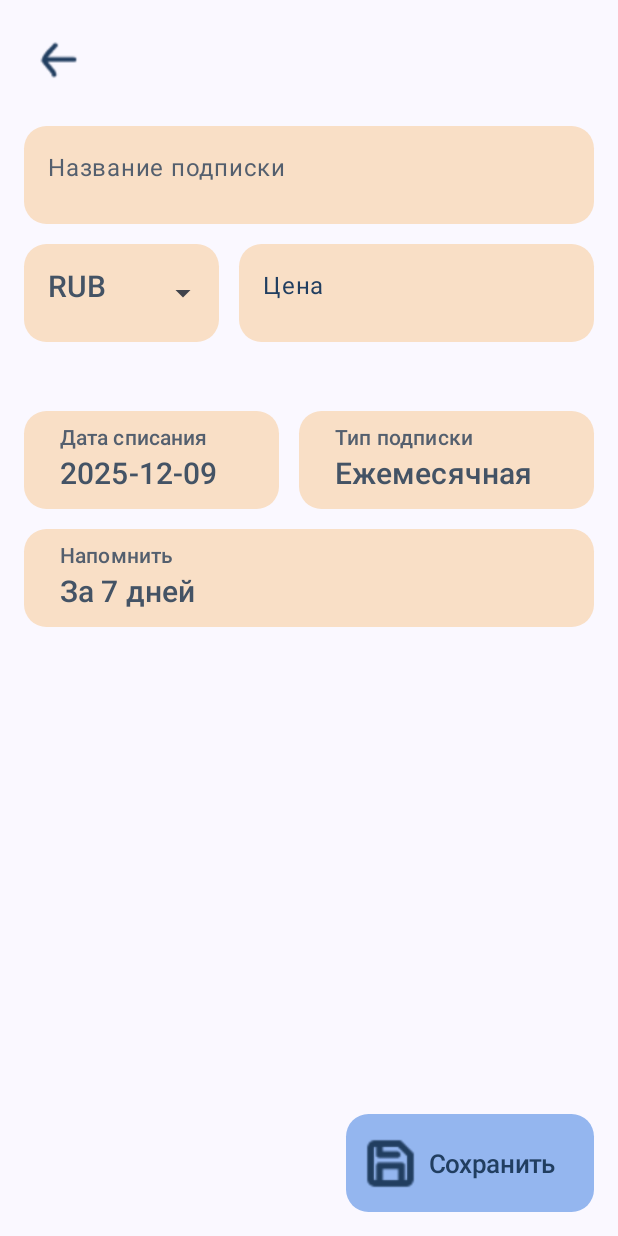
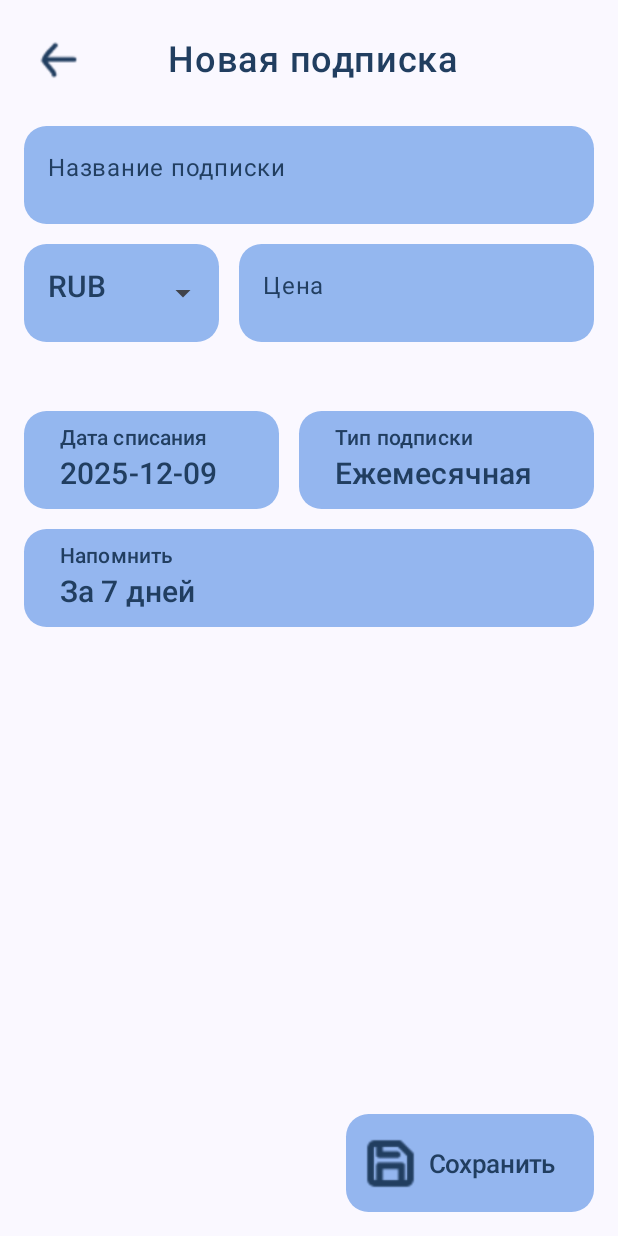
Before and after one commit to polinaionina/SubPro, an Android app built with Jetpack Compose: the composable AddSubscriptionScreen shown on its own in the app's theme, on a phone screen of 412 x 824 dp. Run offline under Robolectric (Android 15) with nearby library versions, the phone set to English and light mode, and no system bars.

Commit message:
по мелочи

```diff
--- a/MyApp/app/src/main/java/com/example/subpro/MainActivity.kt
+++ b/MyApp/app/src/main/java/com/example/subpro/MainActivity.kt
@@ -327,9 +327,12 @@ fun SubscriptionChoiceScreen(
         modifier = Modifier
             .fillMaxSize()
             .padding(16.dp),
-        horizontalAlignment = Alignment.Start
+        horizontalAlignment = Alignment.Start,
     ) {
-
+        Row(modifier = Modifier.fillMaxWidth().padding(0.dp),
+            verticalAlignment = Alignment.CenterVertically,
+            horizontalArrangement = Arrangement.Start)
+        {
             Icon(
                 painter = painterResource(id = R.drawable.strelka),
                 contentDescription = "на главную",
@@ -337,6 +340,14 @@ fun SubscriptionChoiceScreen(
                 clickable { onSuccess()},
                 tint = Color.Unspecified
             )
+            Spacer(Modifier.width(25.dp))
+            Text("Шаблоны подписок",
+                fontSize = 24.sp,
+                fontWeight = FontWeight.Medium,
+                modifier = Modifier.fillMaxWidth(),
+                textAlign = TextAlign.Start,
+                color = Color(0xFF213E60))
+        }
 
         Spacer(Modifier.height(30.dp))
 
--- a/MyApp/app/src/main/java/com/example/subpro/ui/theme/AddSubscriptionScreen.kt
+++ b/MyApp/app/src/main/java/com/example/subpro/ui/theme/AddSubscriptionScreen.kt
@@ -88,7 +88,7 @@ fun CurrencyDropdownMenu(
                 ExposedDropdownMenuDefaults.TrailingIcon(expanded = expanded)
             },
             textStyle = TextStyle(
-                color = Color(0xFF445365),
+                color = Color(0xFF223F61),
                 fontSize = 20.sp,
                 fontWeight = FontWeight.Medium
             ),
@@ -96,13 +96,13 @@ fun CurrencyDropdownMenu(
                 focusedIndicatorColor = Color.Transparent,
                 unfocusedIndicatorColor = Color.Transparent,
 
-                focusedContainerColor = Color(0xFFF9DFC6),
-                unfocusedContainerColor = Color(0xFFF9DFC6),
-                disabledContainerColor = Color(0xFFF9DFC6),
-                errorContainerColor = Color(0xFFF9DFC6),
+                focusedContainerColor = Color(0xFF94B7EF),
+                unfocusedContainerColor = Color(0xFF94B7EF),
+                disabledContainerColor = Color(0xFF94B7EF),
+                errorContainerColor = Color(0xFF94B7EF),
 
-                focusedLabelColor = Color(0xFF213E60),
-                unfocusedLabelColor = Color(0xFF213E60)
+                focusedLabelColor = Color(0xFF223F61),
+                unfocusedLabelColor = Color(0xFF223F61)
             )
         )
 
@@ -156,7 +156,10 @@ fun AddSubscriptionScreen(
             .fillMaxSize()
             .padding(16.dp)
     ) {
-
+        Row(modifier = Modifier.fillMaxWidth().padding(0.dp),
+            verticalAlignment = Alignment.CenterVertically,
+            horizontalArrangement = Arrangement.Start)
+        {
             Icon(
                 painter = painterResource(id = R.drawable.strelka),
                 contentDescription = "на главную",
@@ -164,20 +167,29 @@ fun AddSubscriptionScreen(
                     .clickable{onBack()},
                 tint = Color.Unspecified
             )
+            Spacer(Modifier.width(48.dp))
+            Text("Новая подписка",
+                fontSize = 24.sp,
+                fontWeight = FontWeight.Medium,
+                modifier = Modifier.fillMaxWidth(),
+                textAlign = TextAlign.Start,
+                color = Color(0xFF213E60))
+        }
+
         Spacer(Modifier.height(20.dp))
 
         TextField(
             value = name,
             onValueChange = { name = it },
             label = { Text("Название подписки",
-                    color = Color(0xFF545F6E))
+                    color = Color(0xFF223F61))
                     },
             modifier = Modifier
                 .fillMaxWidth()
                 .height(65.dp),
             shape = RoundedCornerShape(15.dp),
             textStyle = TextStyle(
-                color = Color(0xFF445365),
+                color = Color(0xFF223F61),
                 fontSize = 20.sp,
                 fontWeight = FontWeight.Medium
             ),
@@ -185,13 +197,13 @@ fun AddSubscriptionScreen(
                 focusedIndicatorColor = Color.Transparent,
                 unfocusedIndicatorColor = Color.Transparent,
 
-                focusedContainerColor = Color(0xFFF9DFC6),
-                unfocusedContainerColor = Color(0xFFF9DFC6),
-                disabledContainerColor = Color(0xFFF9DFC6),
-                errorContainerColor = Color(0xFFF9DFC6),
+                focusedContainerColor = Color(0xFF94B7EF),
+                unfocusedContainerColor = Color(0xFF94B7EF),
+                disabledContainerColor = Color(0xFF94B7EF),
+                errorContainerColor = Color(0xFF94B7EF),
 
-                focusedLabelColor = Color(0xFF213E60),
-                unfocusedLabelColor = Color(0xFF213E60)
+                focusedLabelColor = Color(0xFF223F61),
+                unfocusedLabelColor = Color(0xFF223F61)
             )
         )
         Spacer(Modifier.height(13.dp))
@@ -213,7 +225,7 @@ fun AddSubscriptionScreen(
                     .height(65.dp),
                 shape = RoundedCornerShape(15.dp),
                 textStyle = TextStyle(
-                    color = Color(0xFF445365),
+                    color = Color(0xFF223F61),
                     fontSize = 20.sp,
                     fontWeight = FontWeight.Medium
                 ),
@@ -221,13 +233,13 @@ fun AddSubscriptionScreen(
                     focusedIndicatorColor = Color.Transparent,
                     unfocusedIndicatorColor = Color.Transparent,
 
-                    focusedContainerColor = Color(0xFFF9DFC6),
-                    unfocusedContainerColor = Color(0xFFF9DFC6),
-                    disabledContainerColor = Color(0xFFF9DFC6),
-                    errorContainerColor = Color(0xFFF9DFC6),
+                    focusedContainerColor = Color(0xFF94B7EF),
+                    unfocusedContainerColor = Color(0xFF94B7EF),
+                    disabledContainerColor = Color(0xFF94B7EF),
+                    errorContainerColor = Color(0xFF94B7EF),
 
-                    focusedLabelColor = Color(0xFF213E60),
-                    unfocusedLabelColor = Color(0xFF213E60)
+                    focusedLabelColor = Color(0xFF223F61),
+                    unfocusedLabelColor = Color(0xFF223F61)
                 )
             )
         }
@@ -259,17 +271,17 @@ fun AddSubscriptionScreen(
                     .width(170.dp),
                 shape = RoundedCornerShape(15.dp),
                 colors = ButtonDefaults.buttonColors(
-                    containerColor = Color(0xFFF9DFC6)
+                    containerColor = Color(0xFF94B7EF)
                 )
             ) {
                 Column(
                     modifier = Modifier.fillMaxSize()
                 ) {
                     Text("Дата списания",
-                        color = Color(0xFF545F6E))
+                        color = Color(0xFF213E60))
                     Spacer(Modifier.height(2.dp))
                     Text("$date",
-                        color = Color(0xFF445365),
+                        color = Color(0xFF213E60),
                         fontSize = 20.sp,
                         fontWeight = FontWeight.Medium)
                 }
@@ -386,16 +398,16 @@ fun NotificationDaysDropdown(
                 .fillMaxWidth(),
             shape = RoundedCornerShape(15.dp),
             colors = ButtonDefaults.buttonColors(
-                containerColor = Color(0xFFF9DFC6)
+                containerColor = Color(0xFF94B6EF)
             )) {
             Column(
                 modifier = Modifier.fillMaxSize()
             ){
                 Text("Напомнить",
-                    color = Color(0xFF545F6E))
+                    color = Color(0xFF213E60))
                 Spacer(Modifier.height(2.dp))
                 Text(selectedText,
-                    color = Color(0xFF445365),
+                    color = Color(0xFF213E60),
                     fontSize = 20.sp,
                     fontWeight = FontWeight.Medium)
             }
@@ -437,16 +449,16 @@ fun PeriodDropdownMenu(
                 .fillMaxWidth(),
             shape = RoundedCornerShape(15.dp),
             colors = ButtonDefaults.buttonColors(
-                containerColor = Color(0xFFF9DFC6)
+                containerColor = Color(0xFF94B6EF)
             )) {
             Column(
                 modifier = Modifier.fillMaxSize()
             ){
                 Text("Тип подписки",
-                    color = Color(0xFF545F6E))
+                    color = Color(0xFF213E60))
                 Spacer(Modifier.height(2.dp))
                 Text("${selected.asRussianText()}",
-                    color = Color(0xFF445365),
+                    color = Color(0xFF213E60),
                     fontSize = 20.sp,
                     fontWeight = FontWeight.Medium)
             }
```
Lines whose indentation alone changed are shown as unchanged.
